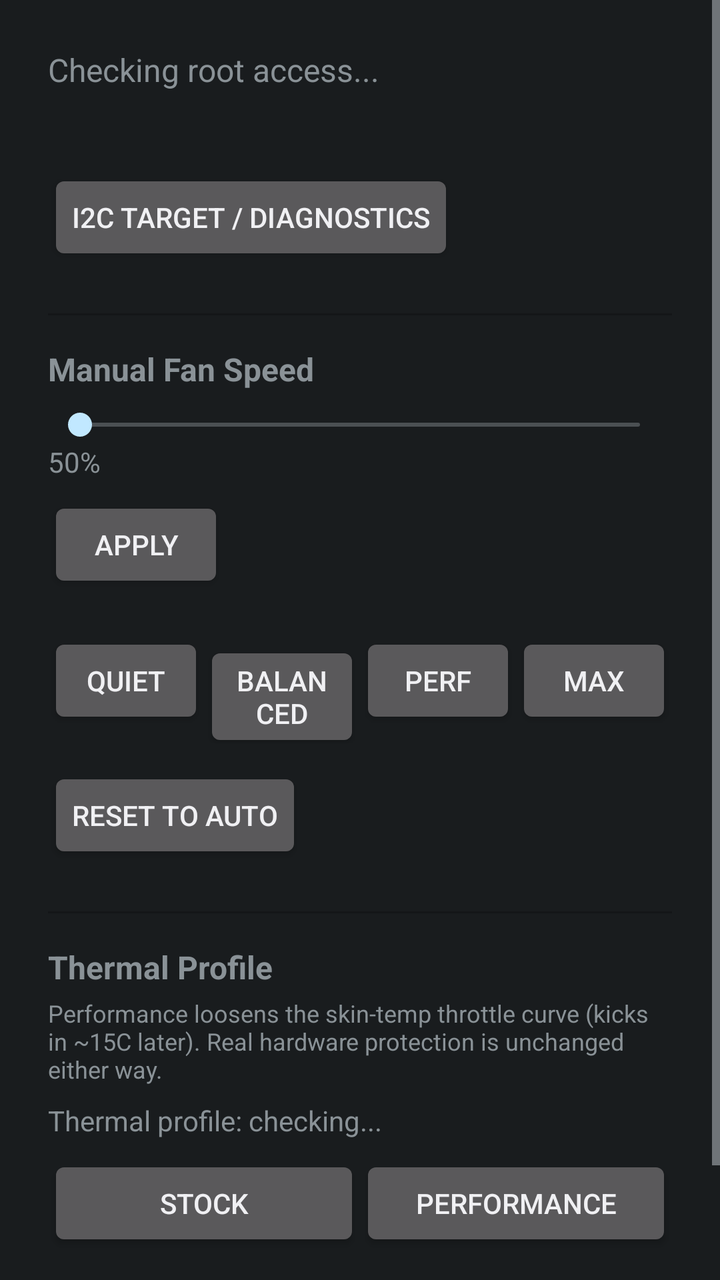
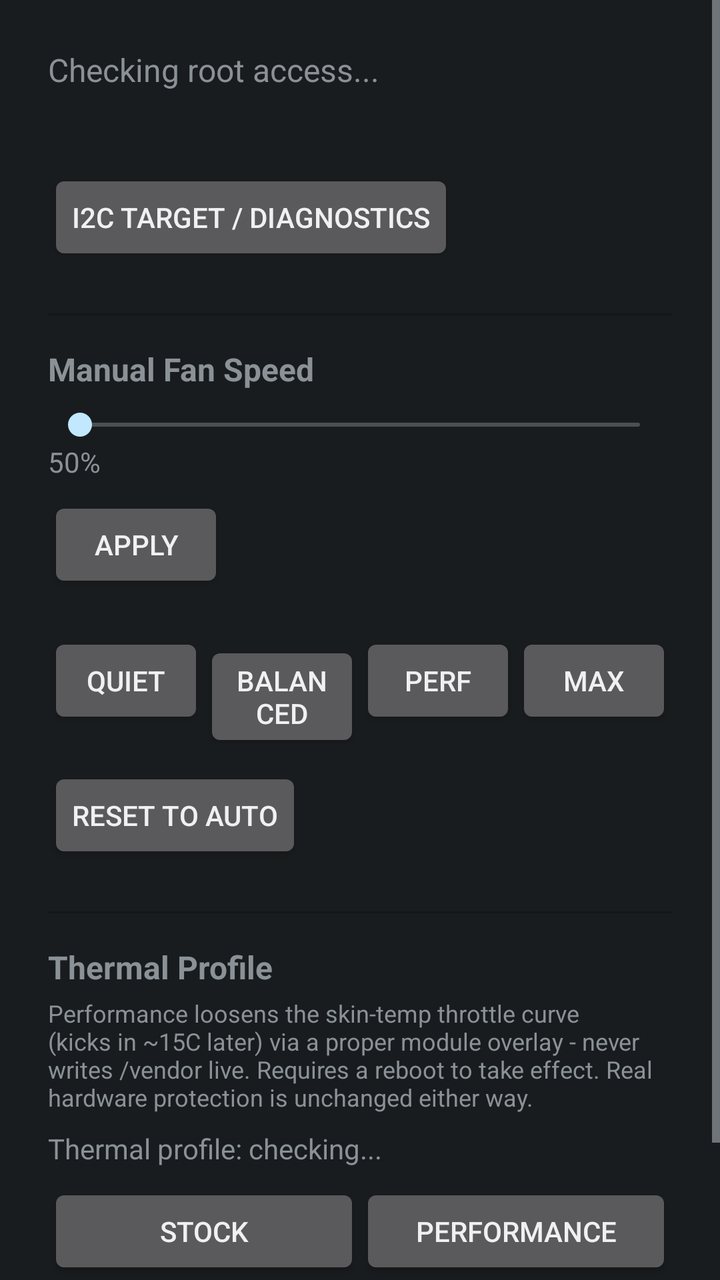

Before-and-after screenshots of an Android layout around one commit, followed by the original layout XML and the change that was made.
<!-- AndroidManifest.xml: application theme android:Theme.DeviceDefault -->
<!-- res/layout/activity_main.xml -->
<?xml version="1.0" encoding="utf-8"?>
<ScrollView xmlns:android="http://schemas.android.com/apk/res/android"
    android:layout_width="match_parent"
    android:layout_height="match_parent">

    <LinearLayout
        android:layout_width="match_parent"
        android:layout_height="wrap_content"
        android:orientation="vertical"
        android:padding="24dp">

        <TextView
            android:id="@+id/root_status"
            android:layout_width="wrap_content"
            android:layout_height="wrap_content"
            android:textSize="16sp"
            android:text="Checking root access..." />

        <TextView
            android:id="@+id/path_status"
            android:layout_width="wrap_content"
            android:layout_height="wrap_content"
            android:layout_marginTop="4dp"
            android:textSize="14sp"
            android:text="" />

        <Button
            android:id="@+id/grant_shizuku_button"
            android:layout_width="wrap_content"
            android:layout_height="wrap_content"
            android:layout_marginTop="8dp"
            android:text="Grant Shizuku Permission"
            android:visibility="gone" />

        <Button
            android:id="@+id/discover_button"
            android:layout_width="wrap_content"
            android:layout_height="wrap_content"
            android:layout_marginTop="16dp"
            android:text="I2C Target / Diagnostics" />

        <View
            android:layout_width="match_parent"
            android:layout_height="1dp"
            android:layout_marginTop="24dp"
            android:layout_marginBottom="16dp"
            android:background="#33000000" />

        <TextView
            android:layout_width="wrap_content"
            android:layout_height="wrap_content"
            android:textSize="16sp"
            android:textStyle="bold"
            android:text="Manual Fan Speed" />

        <SeekBar
            android:id="@+id/percent_seekbar"
            android:layout_width="match_parent"
            android:layout_height="wrap_content"
            android:layout_marginTop="8dp"
            android:max="100" />

        <TextView
            android:id="@+id/percent_label"
            android:layout_width="wrap_content"
            android:layout_height="wrap_content"
            android:text="50%" />

        <Button
            android:id="@+id/apply_button"
            android:layout_width="wrap_content"
            android:layout_height="wrap_content"
            android:layout_marginTop="8dp"
            android:text="Apply" />

        <LinearLayout
            android:layout_width="match_parent"
            android:layout_height="wrap_content"
            android:layout_marginTop="20dp"
            android:orientation="horizontal"
            android:weightSum="4">

            <Button
                android:id="@+id/preset_quiet"
                android:layout_width="0dp"
                android:layout_weight="1"
                android:layout_height="wrap_content"
                android:text="Quiet" />

            <Button
                android:id="@+id/preset_balanced"
                android:layout_width="0dp"
                android:layout_weight="1"
                android:layout_height="wrap_content"
                android:text="Balanced" />

            <Button
                android:id="@+id/preset_performance"
                android:layout_width="0dp"
                android:layout_weight="1"
                android:layout_height="wrap_content"
                android:text="Perf" />

            <Button
                android:id="@+id/preset_max"
                android:layout_width="0dp"
                android:layout_weight="1"
                android:layout_height="wrap_content"
                android:text="Max" />

        </LinearLayout>

        <Button
            android:id="@+id/reset_auto_button"
            android:layout_width="wrap_content"
            android:layout_height="wrap_content"
            android:layout_marginTop="12dp"
            android:text="Reset to Auto" />

        <View
            android:layout_width="match_parent"
            android:layout_height="1dp"
            android:layout_marginTop="24dp"
            android:layout_marginBottom="16dp"
            android:background="#33000000" />

        <TextView
            android:layout_width="wrap_content"
            android:layout_height="wrap_content"
            android:textSize="16sp"
            android:textStyle="bold"
            android:text="Thermal Profile" />

        <TextView
            android:layout_width="wrap_content"
            android:layout_height="wrap_content"
            android:layout_marginTop="4dp"
            android:textSize="12sp"
            android:text="Performance loosens the skin-temp throttle curve (kicks in ~15C later). Real hardware protection is unchanged either way." />

        <TextView
            android:id="@+id/thermal_profile_status"
            android:layout_width="wrap_content"
            android:layout_height="wrap_content"
            android:layout_marginTop="8dp"
            android:text="Thermal profile: checking..." />

        <LinearLayout
            android:layout_width="match_parent"
            android:layout_height="wrap_content"
            android:layout_marginTop="8dp"
            android:orientation="horizontal"
            android:weightSum="2">

            <Button
                android:id="@+id/thermal_stock_button"
                android:layout_width="0dp"
                android:layout_weight="1"
                android:layout_height="wrap_content"
                android:text="Stock" />

            <Button
                android:id="@+id/thermal_performance_button"
                android:layout_width="0dp"
                android:layout_weight="1"
                android:layout_height="wrap_content"
                android:text="Performance" />

        </LinearLayout>

        <View
            android:layout_width="match_parent"
            android:layout_height="1dp"
            android:layout_marginTop="24dp"
            android:layout_marginBottom="12dp"
            android:background="#33000000" />

        <TextView
            android:id="@+id/log_view"
            android:layout_width="match_parent"
            android:layout_height="wrap_content"
            android:fontFamily="monospace"
            android:textSize="12sp"
            android:text="" />

    </LinearLayout>

</ScrollView>
<!-- resources referenced by this layout -->
<resources>

</resources>

<!-- the commit's change to res/layout/activity_main.xml (unified diff, before → after) -->
@@ -136,7 +136,7 @@
             android:layout_height="wrap_content"
             android:layout_marginTop="4dp"
             android:textSize="12sp"
-            android:text="Performance loosens the skin-temp throttle curve (kicks in ~15C later). Real hardware protection is unchanged either way." />
+            android:text="Performance loosens the skin-temp throttle curve (kicks in ~15C later) via a proper module overlay - never writes /vendor live. Requires a reboot to take effect. Real hardware protection is unchanged either way." />
 
         <TextView
             android:id="@+id/thermal_profile_status"
@@ -168,6 +168,14 @@
 
         </LinearLayout>
 
+        <Button
+            android:id="@+id/reboot_button"
+            android:layout_width="wrap_content"
+            android:layout_height="wrap_content"
+            android:layout_marginTop="8dp"
+            android:text="Reboot Now to Apply"
+            android:visibility="gone" />
+
         <View
             android:layout_width="match_parent"
             android:layout_height="1dp"
